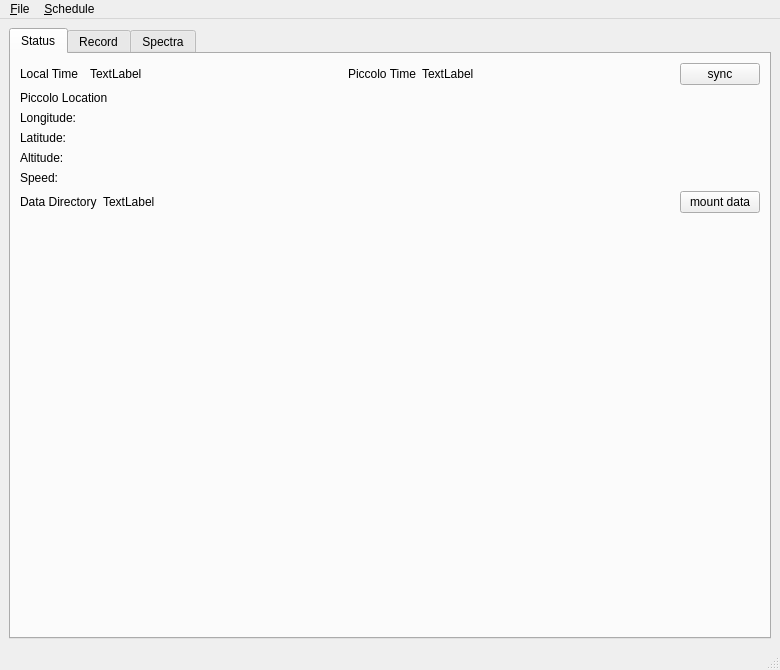
Before: the Qt Designer form piccolo2/player/player.ui in TeamPiccolo/piccolo2-player, drawn with Qt 5.
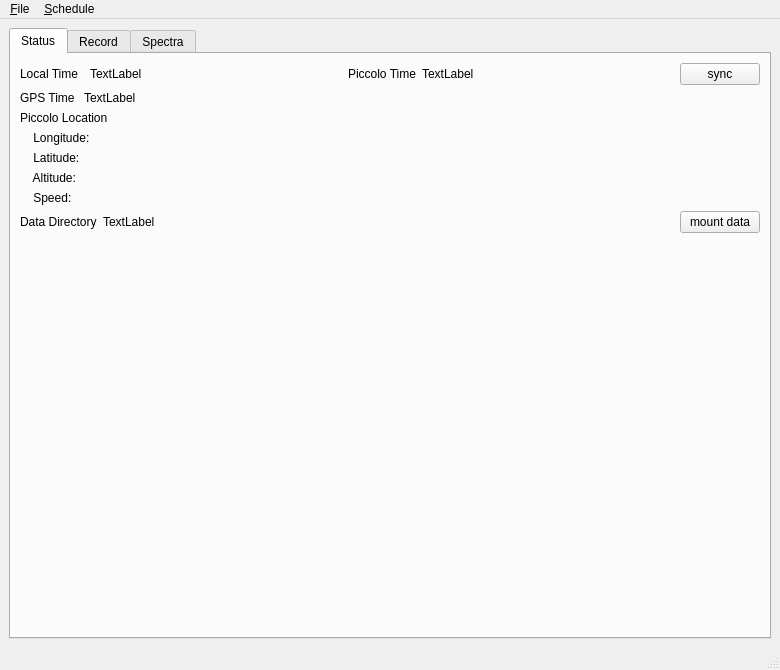
After: the same form once the commit is applied. The open tabs and pages were chosen to show the change. Custom widgets are drawn as their Qt base class.

Commit message: updated spectra plot to display values as percent of saturation rather than total pixel count, and added separate axis scales for separate spectrometers

Diff of the .ui file:
```diff
--- a/piccolo2/player/player.ui
+++ b/piccolo2/player/player.ui
@@ -130,6 +130,27 @@
          <layout class="QHBoxLayout" name="horizontalLayout_11">
           <item>
            <layout class="QVBoxLayout" name="verticalLayout_10">
+            <item>
+             <layout class="QHBoxLayout" name="horizontalLayout_12">
+              <property name="topMargin">
+               <number>0</number>
+              </property>
+              <item>
+               <widget class="QLabel" name="label_12">
+                <property name="text">
+                 <string>GPS Time </string>
+                </property>
+               </widget>
+              </item>
+              <item>
+               <widget class="QLabel" name="gpsTime">
+                <property name="text">
+                 <string>TextLabel</string>
+                </property>
+               </widget>
+              </item>
+             </layout>
+            </item>
             <item>
              <widget class="QLabel" name="label_7">
               <property name="text">
@@ -144,28 +165,28 @@
                 <item>
                  <widget class="QLabel" name="label_8">
                   <property name="text">
-                   <string>Longitude: </string>
+                   <string>    Longitude: </string>
                   </property>
                  </widget>
                 </item>
                 <item>
                  <widget class="QLabel" name="label_9">
                   <property name="text">
-                   <string>Latitude:</string>
+                   <string>    Latitude:</string>
                   </property>
                  </widget>
                 </item>
                 <item>
                  <widget class="QLabel" name="label_10">
                   <property name="text">
-                   <string>Altitude:</string>
+                   <string>    Altitude:</string>
                   </property>
                  </widget>
                 </item>
                 <item>
                  <widget class="QLabel" name="label_11">
                   <property name="text">
-                   <string>Speed:</string>
+                   <string>    Speed:</string>
                   </property>
                  </widget>
                 </item>
```
Left out of the diff: 2 changed lines with no effect on the pictures. The commit also changes 2 other files.
